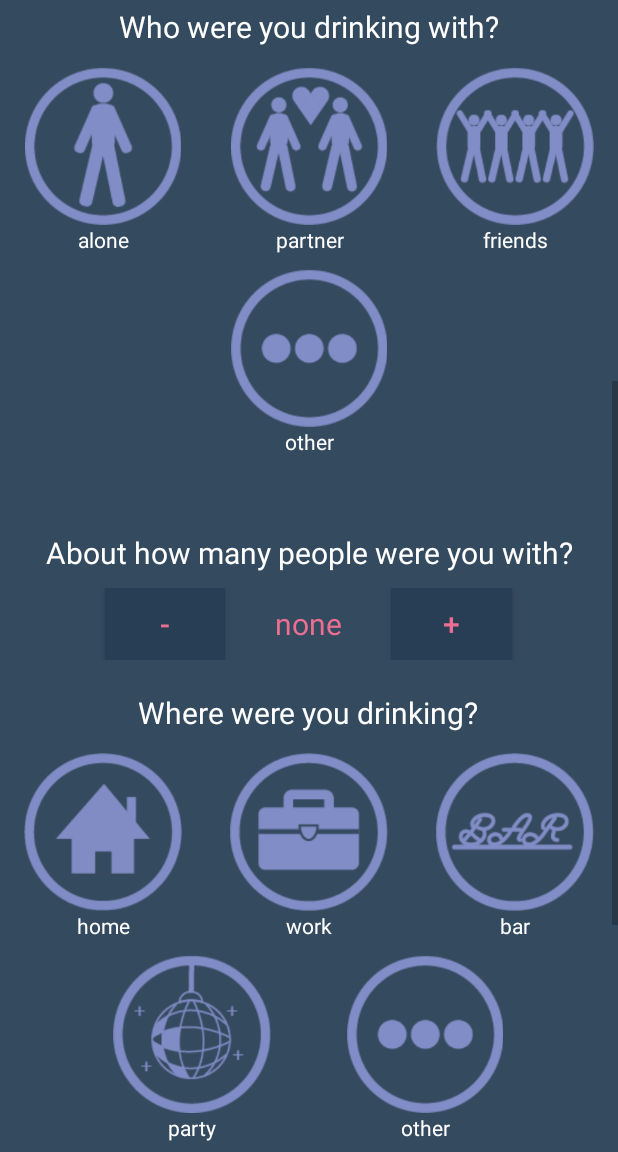
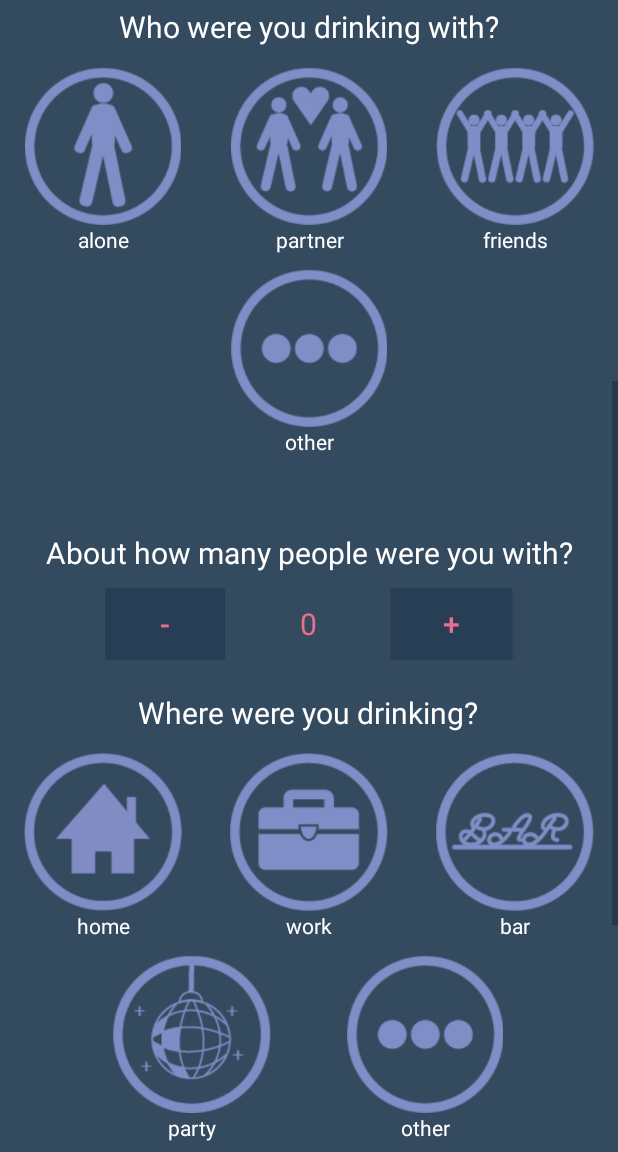
Before and after one commit to samikshasm/capstone_sam_alex, an Android app: the Main2Activity screen opened directly, with no data from a screen before it, scrolled down 537 dp, on a phone screen of 412 x 824 dp, the part 84-1236 px from its top. Run offline under Robolectric (Android 15) with nearby library versions, the phone set to English and light mode, and no system bars; our stand-ins replace Firebase (no records; nobody signed in at launch, a user with empty details on screens opened directly).

Commit message:
Fix people counter bug set a default value to 0 instead of 'none'

```diff
--- a/app/src/main/res/layout/activity_main2.xml
+++ b/app/src/main/res/layout/activity_main2.xml
@@ -438,12 +438,13 @@
                     android:textSize="20sp"
                     android:layout_weight="1"
                     android:background="@color/app_background_darker"
-                    android:textColor="@color/pink"/>
+                    android:textColor="@color/pink"
+                    android:enabled="false"/>
                 <TextView
                     android:layout_width="40dp"
                     android:layout_height="wrap_content"
                     android:id="@+id/people_qs_counter"
-                    android:text="none"
+                    android:text="0"
                     android:gravity="center"
                     android:layout_weight="1"
                     android:textColor="@color/pink"
```
Also changed, not shown: app/src/main/java/com/samalex/slucapstone/Main2Activity.java (+4 -9 lines).
